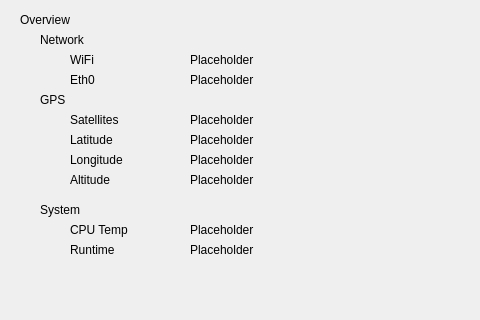
Above: modules/SystemInfo/systeminfo.ui from nbdy/carpi before the change; both pictures show x 0 to 480 and y 0 to 320 of the 1024 by 600 pixel window. Below: the same form after it.
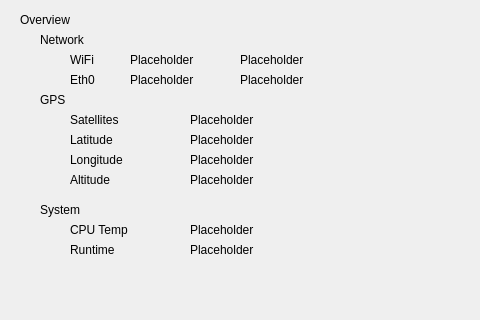
That is the form after the change.

The edit to the form file:
```diff
--- a/modules/SystemInfo/systeminfo.ui
+++ b/modules/SystemInfo/systeminfo.ui
@@ -52,10 +52,10 @@
     <string>WiFi</string>
    </property>
   </widget>
-  <widget class="QLabel" name="wifi_ip">
+  <widget class="QLabel" name="wifi_mac">
    <property name="geometry">
     <rect>
-     <x>190</x>
+     <x>130</x>
      <y>50</y>
      <width>80</width>
      <height>19</height>
@@ -78,10 +78,10 @@
     <string>Eth0</string>
    </property>
   </widget>
-  <widget class="QLabel" name="eth_ip">
+  <widget class="QLabel" name="eth_mac">
    <property name="geometry">
     <rect>
-     <x>190</x>
+     <x>130</x>
      <y>70</y>
      <width>80</width>
      <height>19</height>
@@ -273,6 +273,32 @@
     <string>Runtime</string>
    </property>
   </widget>
+  <widget class="QLabel" name="eth_ip">
+   <property name="geometry">
+    <rect>
+     <x>240</x>
+     <y>70</y>
+     <width>80</width>
+     <height>19</height>
+    </rect>
+   </property>
+   <property name="text">
+    <string>Placeholder</string>
+   </property>
+  </widget>
+  <widget class="QLabel" name="wifi_ip">
+   <property name="geometry">
+    <rect>
+     <x>240</x>
+     <y>50</y>
+     <width>80</width>
+     <height>19</height>
+    </rect>
+   </property>
+   <property name="text">
+    <string>Placeholder</string>
+   </property>
+  </widget>
  </widget>
  <resources/>
  <connections/>
```
